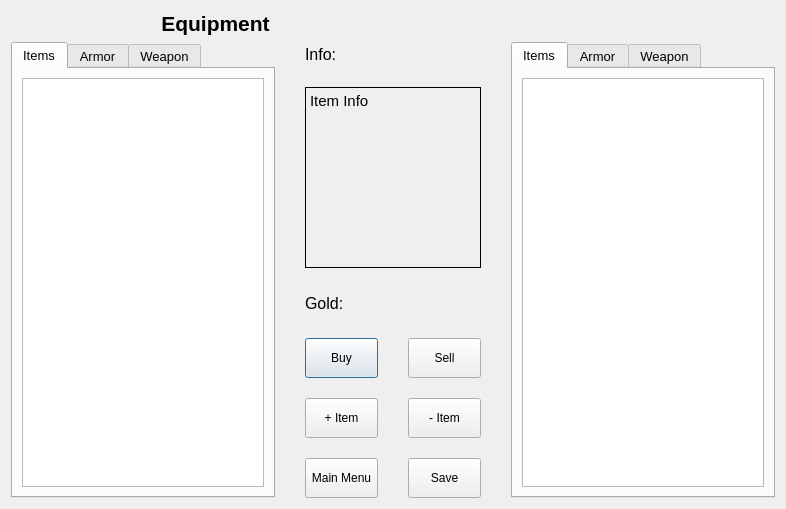
srohr/CEAMS, file Source Code/TJ's Code/equipment.ui: the form before one commit.
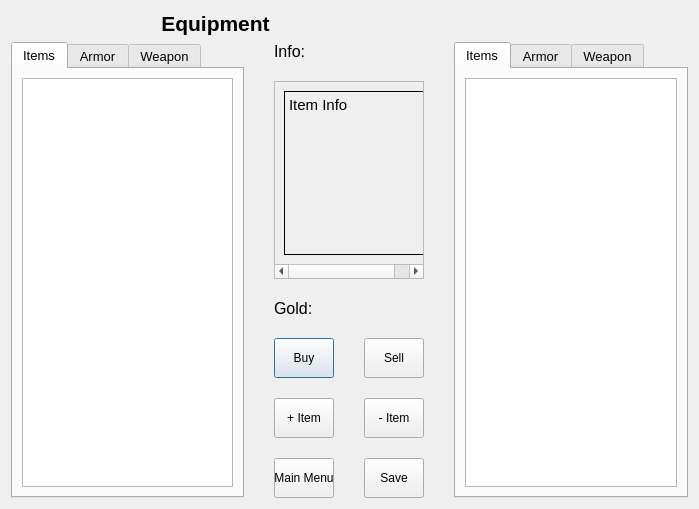
The form after the commit. The open tabs and pages were chosen to show the change.

Commit message:
Almost Done With Equipment
I need to connect to the rest of the program in order to effectivly make
the buy, sell, and main menu button.  I also am having a terrible time
connecting the owned list with the description label.

```diff
--- a/Source Code/TJ's Code/equipment.ui
+++ b/Source Code/TJ's Code/equipment.ui
@@ -6,10 +6,16 @@
    <rect>
     <x>0</x>
     <y>0</y>
-    <width>786</width>
+    <width>699</width>
     <height>509</height>
    </rect>
   </property>
+  <property name="minimumSize">
+   <size>
+    <width>150</width>
+    <height>150</height>
+   </size>
+  </property>
   <property name="windowTitle">
    <string>Dialog</string>
   </property>
@@ -167,6 +173,27 @@
           </widget>
          </item>
          <item>
+          <widget class="QScrollArea" name="ItemInfoScroll">
+           <property name="minimumSize">
+            <size>
+             <width>150</width>
+             <height>150</height>
+            </size>
+           </property>
+           <property name="widgetResizable">
+            <bool>true</bool>
+           </property>
+           <widget class="QWidget" name="scrollAreaWidgetContents_2">
+            <property name="geometry">
+             <rect>
+              <x>0</x>
+              <y>0</y>
+              <width>168</width>
+              <height>169</height>
+             </rect>
+            </property>
+            <layout class="QVBoxLayout" name="verticalLayout_4">
+             <item>
           <widget class="QLabel" name="ItemInfoLabel">
            <property name="minimumSize">
             <size>
@@ -199,6 +226,10 @@
            </property>
           </widget>
          </item>
+            </layout>
+           </widget>
+          </widget>
+         </item>
          <item>
           <widget class="QLabel" name="GoldAmount">
            <property name="maximumSize">
```
Left out of the diff: 2 changed lines with no effect on the pictures. Lines whose indentation alone changed are shown as unchanged. The commit also changes 7 other files.
